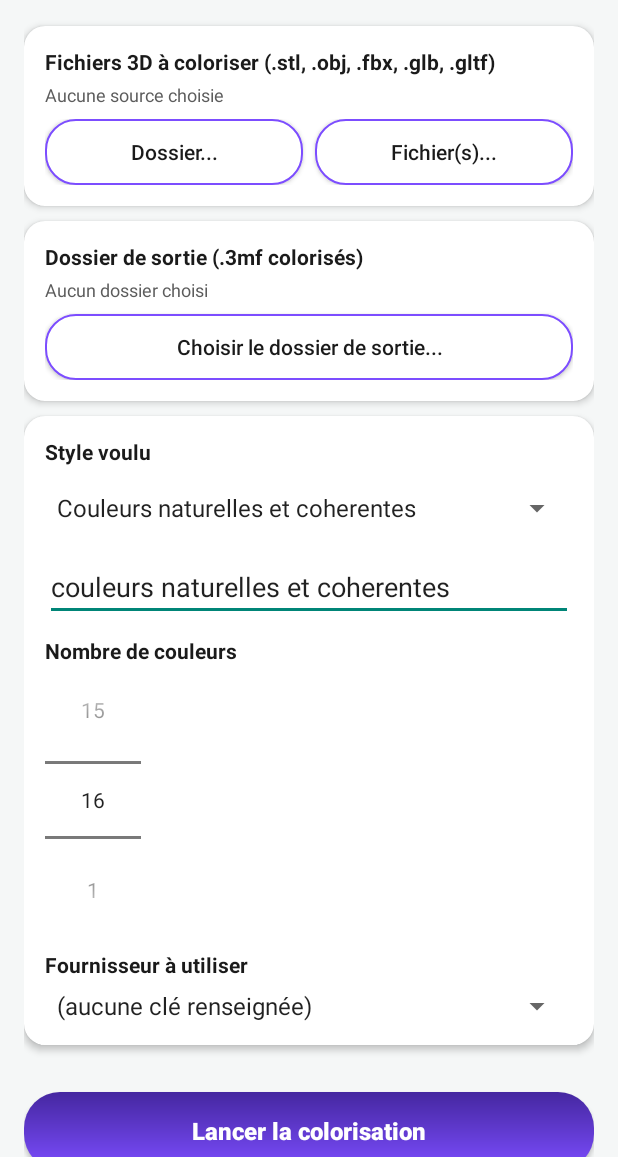
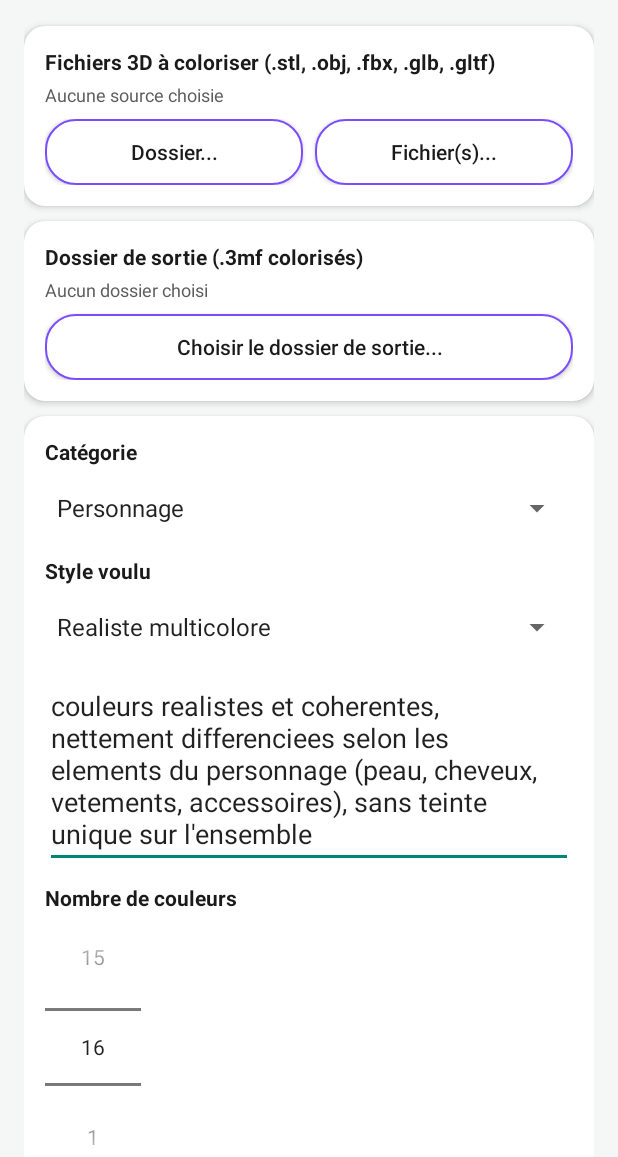
Before and after one commit to Retrofall59/ColoriseurSTL, an Android app: the screen it shows after launch (MainActivity), on a phone screen of 412 x 824 dp, the part 79-1236 px from its top. Run offline under Robolectric (Android 15) with nearby library versions, the light colour scheme and no system bars; 13 statements that could not run were skipped.

Commit message:
Add files via upload

```diff
--- a/app/build.gradle
+++ b/app/build.gradle
@@ -20,8 +20,8 @@ android {
         applicationId "com.tomyn.coloriseurstl"
         minSdk 26
         targetSdk 34
-        versionCode 11
-        versionName "0.11"
+        versionCode 12
+        versionName "0.12"
     }
 
     buildTypes {
--- a/app/src/main/java/com/tomyn/coloriseurstl/GestionnaireParametres.kt
+++ b/app/src/main/java/com/tomyn/coloriseurstl/GestionnaireParametres.kt
@@ -20,7 +20,8 @@ object GestionnaireParametres {
     private const val CLE_API_MESHY = "cle_api_meshy"
     private const val CLE_API_TRIPO = "cle_api_tripo"
     private const val CLE_FOURNISSEUR = "fournisseur_choisi"
-    private const val CLE_PROMPT_PERSONNALISE = "dernier_prompt_personnalise"
+    private const val CLE_PROMPT_PERSONNALISE_PREFIXE = "dernier_prompt_personnalise_"
+    private const val CLE_CATEGORIE_PROMPT = "derniere_categorie_prompt"
     private const val CLE_NB_COULEURS = "nb_couleurs"
     private const val CLE_DOSSIER_SORTIE = "dossier_sortie_uri"
     private const val CLE_MESSAGE_BATTERIE_VU = "message_batterie_vu"
@@ -57,11 +58,25 @@ object GestionnaireParametres {
         prefs(context).edit().putString(CLE_FOURNISSEUR, fournisseur).apply()
     }
 
-    fun lireDernierPromptPersonnalise(context: Context): String =
-        prefs(context).getString(CLE_PROMPT_PERSONNALISE, "") ?: ""
+    /** Slug simple pour deriver une cle de preference stable a partir d'un nom de categorie. */
+    private fun slugCategorie(categorie: String): String =
+        categorie.lowercase().replace(Regex("[^a-z0-9]+"), "_").trim('_')
 
-    fun ecrireDernierPromptPersonnalise(context: Context, texte: String) {
-        prefs(context).edit().putString(CLE_PROMPT_PERSONNALISE, texte).apply()
+    // Memoire du dernier texte libre ("Autre") saisi, separee par categorie - evite de melanger
+    // par exemple le texte libre tape pour un personnage avec celui tape pour une piece
+    // mecanique. Equivalent du fichier "dernier_prompt_<categorie>.txt" cote Windows.
+    fun lireDernierPromptPersonnalise(context: Context, categorie: String): String =
+        prefs(context).getString(CLE_PROMPT_PERSONNALISE_PREFIXE + slugCategorie(categorie), "") ?: ""
+
+    fun ecrireDernierPromptPersonnalise(context: Context, categorie: String, texte: String) {
+        prefs(context).edit().putString(CLE_PROMPT_PERSONNALISE_PREFIXE + slugCategorie(categorie), texte).apply()
+    }
+
+    /** Derniere categorie de prompt selectionnee, pour rouvrir l'appli sur le meme menu. */
+    fun lireDerniereCategoriePrompt(context: Context): String? = prefs(context).getString(CLE_CATEGORIE_PROMPT, null)
+
+    fun ecrireDerniereCategoriePrompt(context: Context, categorie: String) {
+        prefs(context).edit().putString(CLE_CATEGORIE_PROMPT, categorie).apply()
     }
 
     fun lireNbCouleurs(context: Context): Int = prefs(context).getInt(CLE_NB_COULEURS, 4)
--- a/app/src/main/java/com/tomyn/coloriseurstl/MainActivity.kt
+++ b/app/src/main/java/com/tomyn/coloriseurstl/MainActivity.kt
@@ -51,6 +51,7 @@ class MainActivity : AppCompatActivity() {
 
     private lateinit var texteSourceChoisie: TextView
     private lateinit var texteDossierSortie: TextView
+    private lateinit var menuCategoriePrompt: Spinner
     private lateinit var menuPrompt: Spinner
     private lateinit var editPrompt: EditText
     private lateinit var selecteurCouleurs: NumberPicker
@@ -118,6 +119,7 @@ class MainActivity : AppCompatActivity() {
 
         texteSourceChoisie = findViewById(R.id.texteSourceChoisie)
         texteDossierSortie = findViewById(R.id.texteDossierSortie)
+        menuCategoriePrompt = findViewById(R.id.menuCategoriePrompt)
         menuPrompt = findViewById(R.id.menuPrompt)
         editPrompt = findViewById(R.id.editPrompt)
         selecteurCouleurs = findViewById(R.id.selecteurCouleurs)
@@ -242,22 +244,44 @@ class MainActivity : AppCompatActivity() {
         }
     }
 
+    /** Categorie actuellement selectionnee dans menuCategoriePrompt (libelle, pas position). */
+    private fun categoriePromptActuelle(): String =
+        menuCategoriePrompt.selectedItem?.toString() ?: PromptsPredefinis.nomsCategories.first()
+
     private fun configurerMenuPrompt() {
-        val adaptateur = ArrayAdapter(this, android.R.layout.simple_spinner_item, PromptsPredefinis.libelles)
-        adaptateur.setDropDownViewResource(android.R.layout.simple_spinner_dropdown_item)
-        menuPrompt.adapter = adaptateur
+        // --- Menu "Categorie" : filtre la liste de prompts proposee par menuPrompt. ---
+        val adaptateurCategories = ArrayAdapter(this, android.R.layout.simple_spinner_item, PromptsPredefinis.nomsCategories)
+        adaptateurCategories.setDropDownViewResource(android.R.layout.simple_spinner_dropdown_item)
+        menuCategoriePrompt.adapter = adaptateurCategories
 
-        editPrompt.setText(PromptsPredefinis.liste.values.first())
+        // Rouvre l'appli sur la derniere categorie choisie, si elle existe encore.
+        val categorieInitiale = GestionnaireParametres.lireDerniereCategoriePrompt(this@MainActivity)
+        val positionInitiale = categorieInitiale?.let { PromptsPredefinis.nomsCategories.indexOf(it) } ?: -1
+        if (positionInitiale >= 0) menuCategoriePrompt.setSelection(positionInitiale)
 
+        menuCategoriePrompt.onItemSelectedListener = object : AdapterView.OnItemSelectedListener {
+            override fun onItemSelected(parent: AdapterView<*>?, view: View?, position: Int, id: Long) {
+                val categorie = PromptsPredefinis.nomsCategories[position]
+                GestionnaireParametres.ecrireDerniereCategoriePrompt(this@MainActivity, categorie)
+                remplirMenuPrompt(categorie)
+            }
+            override fun onNothingSelected(parent: AdapterView<*>?) {}
+        }
+
+        // --- Menu "Style voulu" : peuple initialement par remplirMenuPrompt ci-dessous. ---
         menuPrompt.onItemSelectedListener = object : AdapterView.OnItemSelectedListener {
             override fun onItemSelected(parent: AdapterView<*>?, view: View?, position: Int, id: Long) {
-                val libelle = PromptsPredefinis.libelles[position]
-                val texte = PromptsPredefinis.liste[libelle]
+                val categorie = categoriePromptActuelle()
+                val libelle = PromptsPredefinis.libellesPour(categorie).getOrNull(position) ?: return
+                val texte = PromptsPredefinis.textePour(categorie, libelle)
                 if (texte != null) {
                     editPrompt.setText(texte)
                 } else {
-                    if (PromptsPredefinis.liste.values.contains(editPrompt.text.toString())) {
-                        editPrompt.setText(GestionnaireParametres.lireDernierPromptPersonnalise(this@MainActivity))
+                    // "Autre" : si le champ contient encore un preset (pas une saisie perso en
+                    // cours), on recharge le dernier prompt libre enregistre pour cette
+                    // categorie plutot que de vider - evite d'avoir a le retaper a chaque fois.
+                    if (PromptsPredefinis.categories[categorie]?.values?.contains(editPrompt.text.toString()) == true) {
+                        editPrompt.setText(GestionnaireParametres.lireDernierPromptPersonnalise(this@MainActivity, categorie))
                     }
                     editPrompt.requestFocus()
                 }
@@ -267,12 +291,31 @@ class MainActivity : AppCompatActivity() {
 
         editPrompt.addTextChangedListener(object : android.text.TextWatcher {
             override fun afterTextChanged(s: android.text.Editable?) {
-                val estModeAutre = PromptsPredefinis.liste[menuPrompt.selectedItem?.toString()] == null
-                if (estModeAutre) GestionnaireParametres.ecrireDernierPromptPersonnalise(this@MainActivity, s.toString())
+                val categorie = categoriePromptActuelle()
+                val estModeAutre = PromptsPredefinis.textePour(categorie, menuPrompt.selectedItem?.toString() ?: "") == null
+                if (estModeAutre) GestionnaireParametres.ecrireDernierPromptPersonnalise(this@MainActivity, categorie, s.toString())
             }
             override fun beforeTextChanged(s: CharSequence?, start: Int, count: Int, after: Int) {}
             override fun onTextChanged(s: CharSequence?, start: Int, before: Int, count: Int) {}
         })
+
+        // Peuple le menu "Style voulu" pour la categorie actuellement affichee (initiale ou
+        // restauree ci-dessus) - doit venir apres la mise en place des deux listeners.
+        remplirMenuPrompt(categoriePromptActuelle())
+    }
+
+    /** (Re)peuple menuPrompt avec les entrees de la categorie donnee et selectionne la premiere. */
+    private fun remplirMenuPrompt(categorie: String) {
+        val adaptateur = ArrayAdapter(this, android.R.layout.simple_spinner_item, PromptsPredefinis.libellesPour(categorie))
+        adaptateur.setDropDownViewResource(android.R.layout.simple_spinner_dropdown_item)
+        menuPrompt.adapter = adaptateur
+        menuPrompt.setSelection(0)
+        // setSelection(0) ne declenche pas toujours onItemSelected si la position ne change pas
+        // (ex. on reste sur le premier item en changeant juste de categorie) - on met donc aussi
+        // a jour editPrompt directement ici pour etre sur que le texte suit bien la categorie.
+        val premierLibelle = PromptsPredefinis.libellesPour(categorie).firstOrNull()
+        val premierTexte = premierLibelle?.let { PromptsPredefinis.textePour(categorie, it) }
+        if (premierTexte != null) editPrompt.setText(premierTexte)
     }
 
     /**
--- a/app/src/main/java/com/tomyn/coloriseurstl/PromptsPredefinis.kt
+++ b/app/src/main/java/com/tomyn/coloriseurstl/PromptsPredefinis.kt
@@ -1,24 +1,76 @@
 package com.tomyn.coloriseurstl
 
-/** Memes presets que la version PowerShell (Windows) du projet, pour rester coherent entre les deux. */
+/**
+ * Memes presets que la version PowerShell (Windows) du projet, pour rester coherent entre les
+ * deux. Structure a deux niveaux : une categorie de sujet (Personnage, Decor, Personnage et
+ * decor, Piece / Autre) filtre la liste de prompts proposee. Chaque categorie a sa propre
+ * entree "Autre" (texte libre, valeur null dans la LinkedHashMap).
+ */
 object PromptsPredefinis {
 
     const val LIBELLE_AUTRE = "Autre (texte libre ci-dessous)"
 
-    /** Ordre de la liste conserve (LinkedHashMap), "Autre" en dernier avec une valeur null. */
-    val liste: LinkedHashMap<String, String?> = linkedMapOf(
-        "Couleurs naturelles et coherentes" to "couleurs naturelles et coherentes",
-        "Couleurs realistes, fideles au sujet represente" to "couleurs naturelles et realistes, fideles au sujet represente",
-        "Couleurs vives et dynamiques, style jouet" to "couleurs vives et dynamiques, style jouet",
-        "Teintes douces, peu saturees, style figurine peinte main" to "teintes douces et peu saturees, style figurine peinte a la main",
-        "Camaieu d'une seule teinte, degrade coherent" to "camaieu d'une seule teinte avec un degrade coherent, pas de couleurs qui jurent entre elles",
-        "Pastel doux et clair" to "palette de couleurs pastel, douces et claires",
-        "Metallique, style bronze/laiton antique" to "finition metallique, style bronze ou laiton antique vieilli",
-        "Patine ancienne, aspect vieilli/use" to "aspect vieilli et patine, comme un objet ancien use par le temps",
-        "Noir et blanc contrastes, style gravure" to "noir et blanc fortement contrastes, style gravure ou lithographie",
-        "Fantastique, couleurs surnaturelles" to "couleurs fantastiques et surnaturelles, adaptees a une creature magique",
-        LIBELLE_AUTRE to null
+    /** Ordre des categories et des entrees dans chacune conserve (LinkedHashMap). */
+    val categories: LinkedHashMap<String, LinkedHashMap<String, String?>> = linkedMapOf(
+        "Personnage" to linkedMapOf(
+            "Realiste multicolore" to "couleurs realistes et coherentes, nettement differenciees selon les elements du personnage (peau, cheveux, vetements, accessoires), sans teinte unique sur l'ensemble",
+            "Stylise vif / cartoon" to "couleurs vives, saturees et stylisees, inspirees des jeux video ou du dessin anime, contrastes marques entre les elements",
+            "Armure fantasy" to "armure et equipement avec metal, cuir et tissu nettement distincts, reflets metalliques sur les parties en metal, legere patine",
+            "Figurine peinte a la main" to "rendu type figurine de collection peinte a la main, couleurs mates et nuancees, ombrages doux entre les zones",
+            "Super-heros / comics" to "couleurs franches et contrastees type bande dessinee, zones de couleur bien delimitees, pas de degrade",
+            "Costume d'epoque" to "tissus et matieres d'epoque realistes, couleurs sobres et historiquement coherentes, broderies et details distincts si presents",
+            "Science-fiction" to "combinaison technique avec des zones distinctes pour le tissu, les plaques rigides, le plastron et la visiere, finition high-tech",
+            "Creature / monstre" to "ecailles, fourrure ou peau avec des variations de teinte naturelles, cornes, griffes ou dents dans une couleur distincte du corps",
+            "Style jouet / chibi" to "couleurs pastel et douces, rendu mignon type jouet pour enfant, zones de couleur simples et bien separees",
+            "Buste / portrait realiste" to "couleurs de peau realistes et nuancees, details du visage et des cheveux soignes, rendu photorealiste",
+            LIBELLE_AUTRE to null
+        ),
+        "Decor" to linkedMapOf(
+            "Materiaux naturels" to "pierre, bois, vegetation et eau avec des couleurs naturelles et bien differenciees selon le materiau",
+            "Architecture / batiment" to "pierre, toiture, bois et metal avec des couleurs distinctes et realistes selon chaque materiau de construction",
+            "Decor stylise jeu video" to "couleurs vives et stylisees type jeu video, ambiance coloree et lisible, contrastes marques entre les elements du decor",
+            "Paysage miniature" to "terrain, vegetation et eau avec des couleurs naturelles variees, rendu type diorama ou maquette",
+            "Ruines / antique" to "pierre usee et patinee, mousse et vegetation envahissante, couleurs sobres et vieillies",
+            "Interieur meuble" to "bois, tissu et metal des meubles avec des couleurs distinctes et realistes, ambiance chaleureuse",
+            "Diorama fantastique" to "couleurs riches et legerement surnaturelles, elements magiques mis en valeur par des teintes distinctes",
+            "Urbain / moderne" to "beton, metal et verre avec des couleurs sobres et realistes, contrastes nets entre les materiaux",
+            "Vegetation dense / foret" to "multiples nuances de vert et de brun, feuillage, troncs et sol bien differencies",
+            "Socle de jeu / wargaming" to "terrain et relief avec des couleurs naturelles variees, textures du sol bien marquees (herbe, roche, sable selon le cas)",
+            LIBELLE_AUTRE to null
+        ),
+        "Personnage et decor" to linkedMapOf(
+            "Scene complete equilibree" to "personnage et decor avec des couleurs realistes et bien differenciees, equilibre entre le sujet principal et son environnement",
+            "Scene d'action" to "personnage mis en valeur par des couleurs plus vives que le decor, qui reste dans des teintes plus sobres en arriere-plan",
+            "Diorama narratif" to "couleurs realistes et variees racontant une scene, chaque element (personnages, decor, accessoires) nettement differencie",
+            "Scene historique" to "couleurs sobres et historiquement coherentes pour le personnage et le decor, materiaux d'epoque bien distincts",
+            "Scene fantastique" to "couleurs riches et legerement surnaturelles pour le personnage et son environnement magique",
+            "Scene sci-fi" to "couleurs technologiques et froides, materiaux metalliques et synthetiques bien differencies entre personnage et decor",
+            "Scene quotidienne / realiste" to "couleurs naturelles et realistes pour l'ensemble de la scene, sans effet stylise",
+            "Figurine et socle decore" to "personnage avec des couleurs bien differenciees, socle avec un decor distinct en couleurs plus sobres",
+            "Scene nature" to "personnage et environnement naturel avec des couleurs variees et realistes, vegetation et terrain bien distincts",
+            "Scene urbaine" to "personnage et decor urbain avec des couleurs realistes, materiaux de la ville (beton, metal, verre) bien differencies du personnage",
+            LIBELLE_AUTRE to null
+        ),
+        "Piece / Autre" to linkedMapOf(
+            "Piece mecanique realiste" to "couleurs realistes de metal, plastique et caoutchouc, usure et reflets metalliques bien rendus",
+            "Objet du quotidien" to "couleurs realistes et naturelles correspondant au materiau reel de l'objet",
+            "Neutre fonctionnel / prototype" to "couleurs sobres et distinctes entre les differentes parties, rendu simple adapte a un prototype fonctionnel",
+            "Piece auto / moteur" to "metal, caoutchouc et plastique technique avec des couleurs realistes et des finitions distinctes selon le materiau",
+            "Electronique / boitier" to "plastique, metal et elements techniques avec des couleurs nettes et bien separees entre les parties",
+            "Outil / quincaillerie" to "metal et poignee avec des couleurs realistes et contrastees, finition fonctionnelle",
+            "Piece industrielle usee" to "rouille, peinture ecaillee et metal use, couleurs vieillies et contrastees",
+            "Objet design / deco" to "materiaux nobles (bois, metal, pierre ou verre selon le cas) avec des couleurs raffinees et bien differenciees",
+            "Jouet / accessoire" to "couleurs vives et franches type plastique de jouet, zones de couleur bien separees",
+            "Bijou / objet precieux" to "finitions metalliques nobles (or, argent ou bronze selon le cas) et pierres ou details avec des couleurs distinctes et un rendu brillant",
+            LIBELLE_AUTRE to null
+        )
     )
 
-    val libelles: List<String> get() = liste.keys.toList()
+    val nomsCategories: List<String> get() = categories.keys.toList()
+
+    /** Libelles de la categorie donnee, dans l'ordre. */
+    fun libellesPour(categorie: String): List<String> = categories[categorie]?.keys?.toList() ?: emptyList()
+
+    /** Texte du prompt pour un libelle donne dans une categorie donnee ; null si "Autre". */
+    fun textePour(categorie: String, libelle: String): String? = categories[categorie]?.get(libelle)
 }
--- a/app/src/main/res/layout/activity_main.xml
+++ b/app/src/main/res/layout/activity_main.xml
@@ -181,6 +181,20 @@
                 <TextView
                     android:layout_width="wrap_content"
                     android:layout_height="wrap_content"
+                    android:text="Catégorie"
+                    android:textColor="@color/texte_principal"
+                    android:textStyle="bold" />
+
+                <Spinner
+                    android:id="@+id/menuCategoriePrompt"
+                    android:layout_width="match_parent"
+                    android:layout_height="44dp"
+                    android:layout_marginTop="6dp" />
+
+                <TextView
+                    android:layout_width="wrap_content"
+                    android:layout_height="wrap_content"
+                    android:layout_marginTop="10dp"
                     android:text="Style voulu"
                     android:textColor="@color/texte_principal"
                     android:textStyle="bold" />
```
Also changed, not shown: 1 other file.
